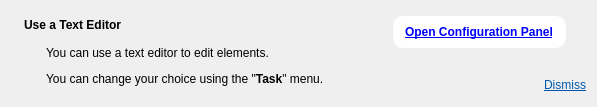
lbellonda/qxmledit, file src/widgets/infooneditmode.ui: the form before one commit.
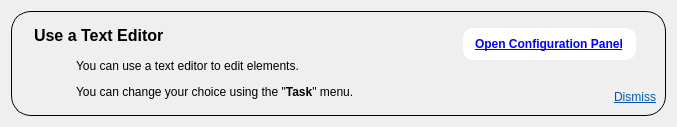
The form after the commit. Icons and pictures are not drawn.

Commit message: b-169 more UI experiments

What changed in the file:
```diff
--- a/src/widgets/infooneditmode.ui
+++ b/src/widgets/infooneditmode.ui
@@ -6,8 +6,8 @@
    <rect>
     <x>0</x>
     <y>0</y>
-    <width>597</width>
-    <height>107</height>
+    <width>677</width>
+    <height>127</height>
    </rect>
   </property>
   <property name="sizePolicy">
@@ -19,6 +19,18 @@
   <property name="windowTitle">
    <string>Form</string>
   </property>
+  <layout class="QHBoxLayout" name="horizontalLayout_2">
+   <item>
+    <widget class="QGroupBox" name="groupBox">
+     <property name="styleSheet">
+      <string notr="true">border :1px solid;border-radius:20px;</string>
+     </property>
+     <property name="title">
+      <string/>
+     </property>
+     <property name="flat">
+      <bool>false</bool>
+     </property>
   <layout class="QHBoxLayout" name="horizontalLayout">
    <item>
     <widget class="QLabel" name="info">
@@ -28,6 +40,9 @@
        <verstretch>0</verstretch>
       </sizepolicy>
      </property>
+        <property name="styleSheet">
+         <string notr="true">border:none;</string>
+        </property>
      <property name="text">
       <string/>
      </property>
@@ -42,28 +57,28 @@
    <item>
     <widget class="QLabel" name="infoText">
      <property name="sizePolicy">
-      <sizepolicy hsizetype="MinimumExpanding" vsizetype="Preferred">
+         <sizepolicy hsizetype="MinimumExpanding" vsizetype="Fixed">
        <horstretch>0</horstretch>
        <verstretch>0</verstretch>
       </sizepolicy>
      </property>
      <property name="styleSheet">
-      <string notr="true"/>
+         <string notr="true">border: none</string>
      </property>
      <property name="text">
-      <string>&lt;html&gt;&lt;head/&gt;&lt;body&gt;&lt;p&gt;&lt;span style=&quot; font-weight:600;&quot;&gt;Use a Text Editor&lt;/span&gt;&lt;/p&gt;&lt;p&gt;&lt;table border=&quot;0&quot; style=&quot; margin-top:0px; margin-bottom:0px; margin-left:0px; margin-right:0px;&quot; cellspacing=&quot;2&quot; cellpadding=&quot;0&quot;&gt;&lt;tr&gt;&lt;td style=&quot; padding-left:20;&quot;&gt;&lt;p&gt;&lt;span style=&quot; font-size:9pt;&quot;&gt;You can use a text editor to edit elements.&lt;/span&gt;&lt;/p&gt;&lt;p&gt;&lt;span style=&quot; font-size:9pt;&quot;&gt;You can change your choice using the &amp;quot;&lt;/span&gt;&lt;span style=&quot; font-size:9pt; font-weight:600;&quot;&gt;Task&lt;/span&gt;&lt;span style=&quot; font-size:9pt;&quot;&gt;&amp;quot; menu.&lt;/span&gt;&lt;/p&gt;&lt;/td&gt;&lt;/tr&gt;&lt;/table&gt;&lt;/body&gt;&lt;/html&gt;</string>
+         <string>&lt;html&gt;&lt;head/&gt;&lt;body&gt;
+&lt;p&gt;&lt;span style=&quot;font-size:12pt;font-weight:600;&quot;&gt;Use a Text Editor&lt;/span&gt;&lt;/p&gt;
+&lt;p&gt;
+&lt;table border=&quot;0&quot; style=&quot; margin-top:0px; margin-bottom:0px; margin-left:0px; margin-right:0px;&quot; cellspacing=&quot;2&quot; cellpadding=&quot;0&quot;&gt;&lt;tr&gt;&lt;td style=&quot; padding-left:40;padding-right:40;&quot;&gt;&lt;p&gt;&lt;span style=&quot; font-size:9pt;&quot;&gt;You can use a text editor to edit elements.&lt;/span&gt;&lt;/p&gt;&lt;p&gt;&lt;span style=&quot; font-size:9pt;&quot;&gt;You can change your choice using the &amp;quot;&lt;/span&gt;&lt;span style=&quot; font-size:9pt; font-weight:600;&quot;&gt;Task&lt;/span&gt;&lt;span style=&quot; font-size:9pt;&quot;&gt;&amp;quot; menu.&lt;/span&gt;&lt;/p&gt;&lt;/td&gt;&lt;/tr&gt;&lt;/table&gt;&lt;/p&gt;&lt;/body&gt;&lt;/html&gt;</string>
      </property>
     </widget>
    </item>
    <item>
-    <layout class="QVBoxLayout" name="verticalLayout">
-     <property name="sizeConstraint">
-      <enum>QLayout::SetMaximumSize</enum>
-     </property>
+       <layout class="QVBoxLayout" name="verticalLayout_2">
      <item>
       <widget class="QLabel" name="infoText2">
        <property name="sizePolicy">
-        <sizepolicy hsizetype="Fixed" vsizetype="Fixed">
+           <sizepolicy hsizetype="Fixed" vsizetype="Maximum">
          <horstretch>0</horstretch>
          <verstretch>0</verstretch>
         </sizepolicy>
@@ -90,6 +105,9 @@
          <verstretch>0</verstretch>
         </sizepolicy>
        </property>
+          <property name="styleSheet">
+           <string notr="true">border:none;</string>
+          </property>
        <property name="text">
         <string/>
        </property>
@@ -98,13 +116,13 @@
      <item>
       <widget class="QLabel" name="infoText3">
        <property name="sizePolicy">
-        <sizepolicy hsizetype="Minimum" vsizetype="Preferred">
+           <sizepolicy hsizetype="Minimum" vsizetype="Maximum">
          <horstretch>0</horstretch>
          <verstretch>0</verstretch>
         </sizepolicy>
        </property>
        <property name="styleSheet">
-        <string notr="true"/>
+           <string notr="true">border:none;</string>
        </property>
        <property name="text">
         <string>&lt;html&gt;&lt;head/&gt;&lt;body&gt;&lt;p align=&quot;right&quot;&gt;&lt;a href=&quot;self:dismiss&quot;&gt;&lt;span style=&quot; font-size:9pt; text-decoration: underline; color:#0057ae;&quot;&gt;Dismiss&lt;/span&gt;&lt;/a&gt;&lt;/p&gt;&lt;/body&gt;&lt;/html&gt;</string>
@@ -112,6 +130,9 @@
       </widget>
      </item>
     </layout>
+      </item>
+     </layout>
+    </widget>
    </item>
   </layout>
  </widget>
```
Left out of the diff: 2 changed lines with no effect on the pictures. Lines whose indentation alone changed are shown as unchanged. The commit also changes 7 other files.
